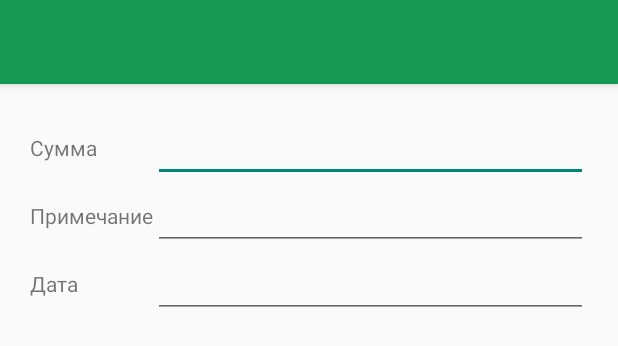
After one commit to ftipip/MoneyTrackerV, an Android app: the layout activity_add_transaction.xml on its own in the app's theme, with its tools: preview values and no code run, on a phone screen of 412 x 824 dp. The commit adds this screen. Shown: the top 346 px of the screen. Run offline under Robolectric (Android 15) with nearby library versions, the phone set to English and light mode, and no system bars.

Commit message:
Lesson#4

```diff
--- a/app/src/main/java/com/example/ftipip/moneytrackerv/Transaction.java
+++ b/app/src/main/java/com/example/ftipip/moneytrackerv/Expense.java
@@ -3,12 +3,12 @@ package com.example.ftipip.moneytrackerv;
 /**
  * Created by ftipip on 28.08.2015.
  */
-public class Transaction {
+public class Expense {
 
     String title, date;
     Integer sum;
 
-    public Transaction(String title, Integer sum, String date) {
+    public Expense(String title, Integer sum, String date) {
         this.title = title;
         this.sum = sum;
         this.date = date;
--- /dev/null
+++ b/app/src/main/res/layout/activity_add_transaction.xml
@@ -0,0 +1,50 @@
+<?xml version="1.0" encoding="utf-8"?>
+<LinearLayout xmlns:android="http://schemas.android.com/apk/res/android"
+    android:orientation="vertical"
+    android:layout_width="match_parent"
+    android:layout_height="match_parent"
+    >
+
+    <include layout="@layout/toolbar"></include>
+
+    <GridLayout
+        android:layout_width="match_parent"
+        android:layout_height="wrap_content"
+        android:columnCount="2"
+        android:rowCount="4"
+        android:padding="@dimen/medium_padding">
+
+        <TextView
+            android:layout_width="wrap_content"
+            android:layout_height="wrap_content"
+            android:layout_gravity="fill"
+            android:gravity="start|center"
+            android:text="Сумма"/>
+        <EditText
+            android:layout_width="wrap_content"
+            android:layout_height="wrap_content"
+            android:layout_gravity="fill"/>
+        <TextView
+            android:layout_width="wrap_content"
+            android:layout_height="wrap_content"
+            android:layout_gravity="fill"
+            android:gravity="start|center"
+            android:text="Примечание"/>
+        <EditText
+            android:layout_width="wrap_content"
+            android:layout_height="wrap_content"
+            android:layout_gravity="fill"/>
+        <TextView
+            android:layout_width="wrap_content"
+            android:layout_height="wrap_content"
+            android:layout_gravity="fill"
+            android:gravity="start|center"
+            android:text="Дата"/>
+        <EditText
+            android:layout_width="wrap_content"
+            android:layout_height="wrap_content"
+            android:layout_gravity="fill"/>
+
+    </GridLayout>
+
+</LinearLayout>
--- a/app/src/main/res/values/dimens.xml
+++ b/app/src/main/res/values/dimens.xml
@@ -7,5 +7,6 @@
 
     <dimen name="drawer_header_height">172dp</dimen>
     <dimen name="drawer_padding_top">25dp</dimen>
+    <dimen name="medium_padding">20dp</dimen>
 
 </resources>
--- a/build.gradle
+++ b/build.gradle
@@ -6,6 +6,7 @@ buildscript {
     }
     dependencies {
         classpath 'com.android.tools.build:gradle:1.2.3'
+        classpath 'com.neenbedankt.gradle.plugins:android-apt:1.4'
 
         // NOTE: Do not place your application dependencies here; they belong
         // in the individual module build.gradle files
```
Also changed, not shown: app/build.gradle (+25 -6 lines), app/src/main/java/com/example/ftipip/moneytrackerv/ExpensesAdapter.java (added, +53 -0 lines), app/src/main/java/com/example/ftipip/moneytrackerv/ExpensesFragment.java (+65 -21 lines), app/src/main/java/com/example/ftipip/moneytrackerv/ScrollFABBehavior.java (added, +31 -0 lines), app/src/main/java/com/example/ftipip/moneytrackerv/TransactionAdapter.java (deleted, +0 -47 lines), app/src/main/res/layout/expenses_fragment.xml (+20 -19 lines), app/src/main/res/layout/list_item.xml (+22 -14 lines), 2 other files.
